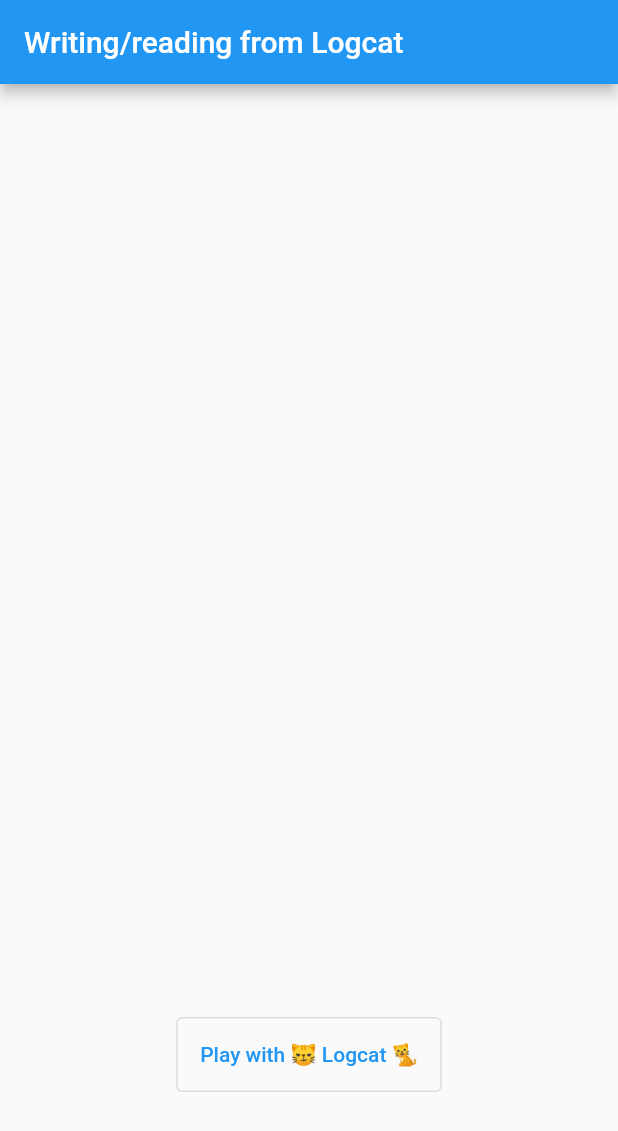
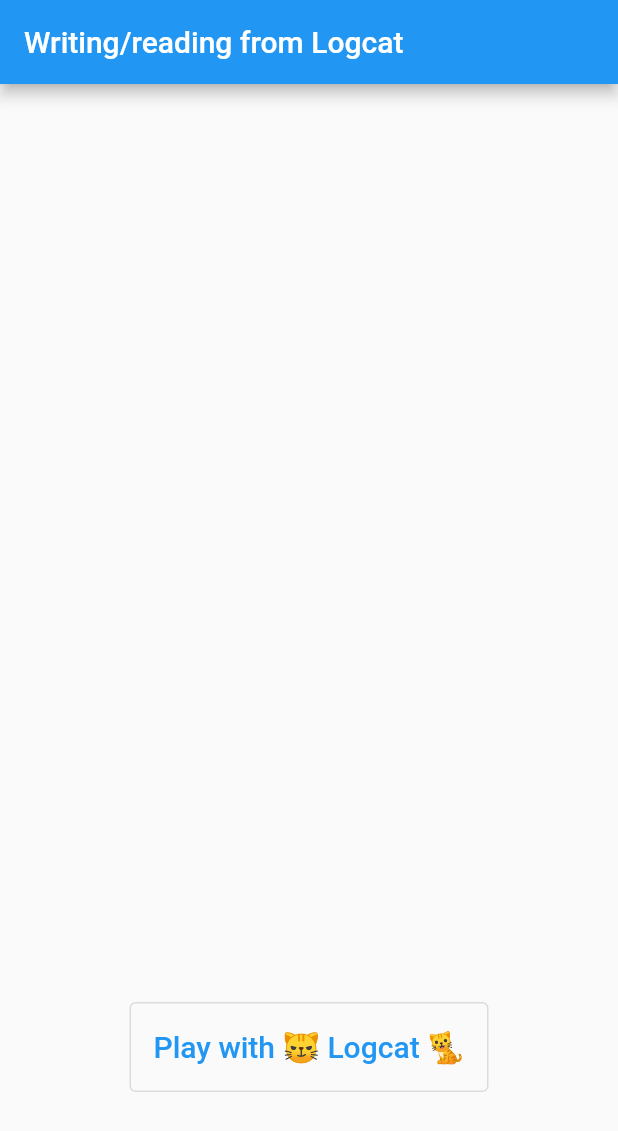
Before and after one commit to ChristianKleineidam/logging_to_logcat, a Flutter app: the screen it shows after launch, on a phone screen of 412 x 824 dp. Shown: the top 1131 px of the screen. Run offline on Flutter 3.47's test engine with Material 2 defaults, Android fonts, the phone set to English and light mode, and no system bars; missing offline and left inert: logcat.

Commit message:
Fixed error and example is now running again

```diff
--- a/example/lib/main.dart
+++ b/example/lib/main.dart
@@ -71,7 +71,7 @@ class _MyAppState extends State<MyApp> {
                   child: SingleChildScrollView(
                     child: Text(
                       '$_logDisplayText',
-                      textScaleFactor: 1.5,
+                      textScaleFactor: 1.4,
                     ),
                   ),
                 ),
@@ -80,9 +80,12 @@ class _MyAppState extends State<MyApp> {
                 ),
                 OutlinedButton(
                   onPressed: playWithLogcat,
-                  child: Text("Play with 😼 Logcat 🐈"),
+                  child: Text(
+                    "Play with 😼 Logcat 🐈",
+                    style: TextStyle(fontSize: 20),
+                  ),
                   style:
-                      OutlinedButton.styleFrom(minimumSize: Size(50.0, 50.0)),
+                      OutlinedButton.styleFrom(minimumSize: Size(60.0, 60.0)),
                 ),
                 SizedBox(
                   height: 64.0,
--- a/example/pubspec.yaml
+++ b/example/pubspec.yaml
@@ -6,7 +6,7 @@ description: Demonstrates how to use the logging_to_logcat plugin.
 publish_to: 'none' # Remove this line if you wish to publish to pub.dev
 
 environment:
-  sdk: ">=2.12.0 <3.0.0"
+  sdk: ">=2.7.0 <3.0.0"
 
 dependencies:
   logcat: ^1.0.2
--- a/pubspec.yaml
+++ b/pubspec.yaml
@@ -5,7 +5,7 @@ version: 0.0.1
 homepage: https://github.com/ChristianKleineidam/logging_to_logcat
 
 environment:
-  sdk: ">=2.12.0 <3.0.0"
+  sdk: ">=2.7.0 <3.0.0"
   flutter: ">=1.20.0"
 
 dependencies:
```
Also changed, not shown: 1 other file.
